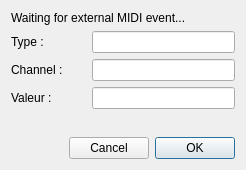
The window that src/gui/forms/midilearndialog.ui (deufrai/Qrest) describes before a commit, drawn with Qt 5.
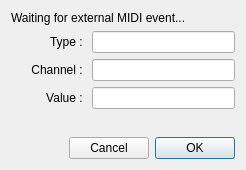
The same window after the commit.

Commit message: [QREST-26]: fine tune settings & learn dialogs + FR translations IN PROGRESS-TAP button click triggered by MIDI events http://requests.wardsback.org/browse/QREST-26

Diff of the .ui file:
```diff
--- a/src/gui/forms/midilearndialog.ui
+++ b/src/gui/forms/midilearndialog.ui
@@ -40,6 +40,9 @@
              <property name="text">
               <string>Type : </string>
              </property>
+             <property name="alignment">
+              <set>Qt::AlignRight|Qt::AlignTrailing|Qt::AlignVCenter</set>
+             </property>
             </widget>
            </item>
            <item>
@@ -47,6 +50,9 @@
              <property name="text">
               <string>Channel : </string>
              </property>
+             <property name="alignment">
+              <set>Qt::AlignRight|Qt::AlignTrailing|Qt::AlignVCenter</set>
+             </property>
             </widget>
            </item>
            <item>
@@ -58,7 +64,10 @@
               </size>
              </property>
              <property name="text">
-              <string>Valeur : </string>
+              <string>Value : </string>
+             </property>
+             <property name="alignment">
+              <set>Qt::AlignRight|Qt::AlignTrailing|Qt::AlignVCenter</set>
              </property>
             </widget>
            </item>
```
The commit also changes 5 other files.
